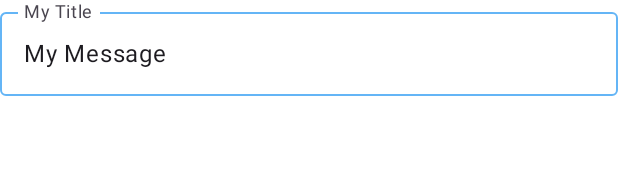
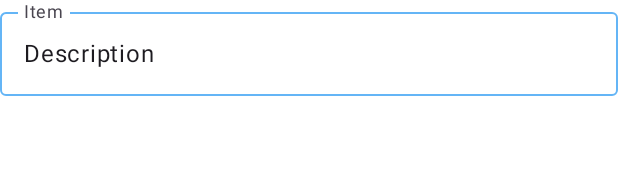
Before and after one commit to emily172/MAD2-Artisan, an Android app built with Jetpack Compose: the @Preview function ReadOnlyTextFieldPreview, on a phone screen of 412 x 824 dp. Shown: the top 194 px of the screen. Run offline under Robolectric (Android 15) with nearby library versions, the phone set to English and light mode, and no system bars.

Commit message:
Changed preview message.

```diff
--- a/app/src/main/java/ie/setu/artisan1/ui/components/details/ReadOnlyTextField.kt
+++ b/app/src/main/java/ie/setu/artisan1/ui/components/details/ReadOnlyTextField.kt
@@ -27,6 +27,6 @@ fun ReadOnlyTextField(value: String, label: String) {
 @Composable
 fun ReadOnlyTextFieldPreview() {
     Artisan1Theme {
-        ReadOnlyTextField("My Message","My Title")
+        ReadOnlyTextField("Description","Item")
     }
 }
```
